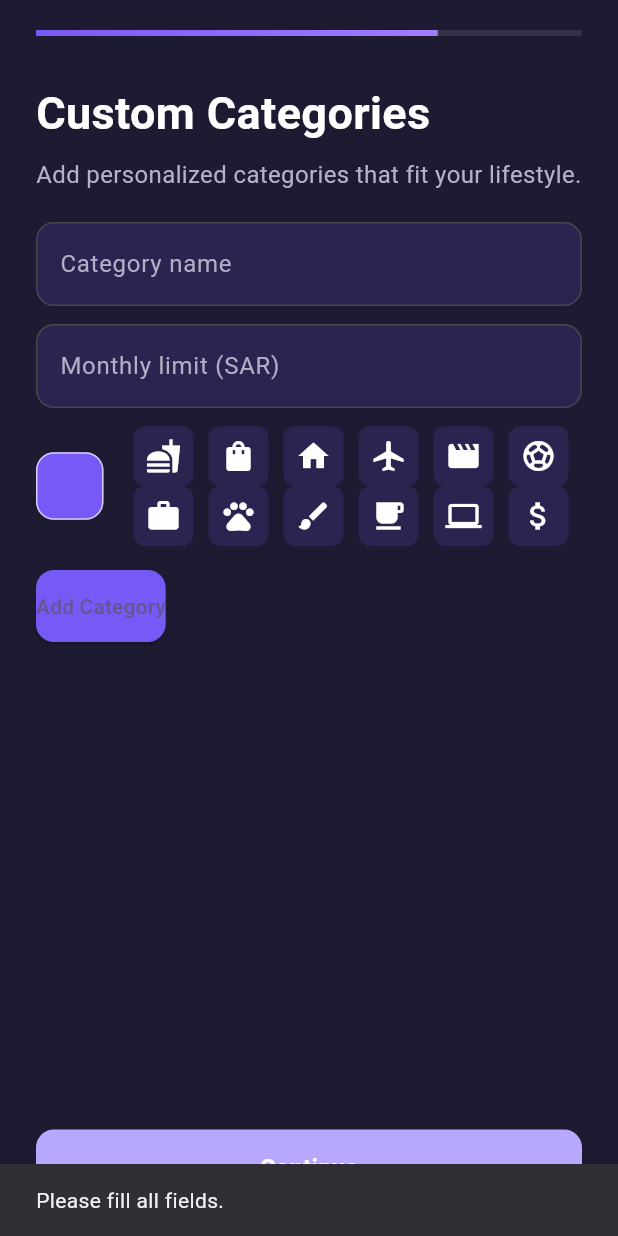
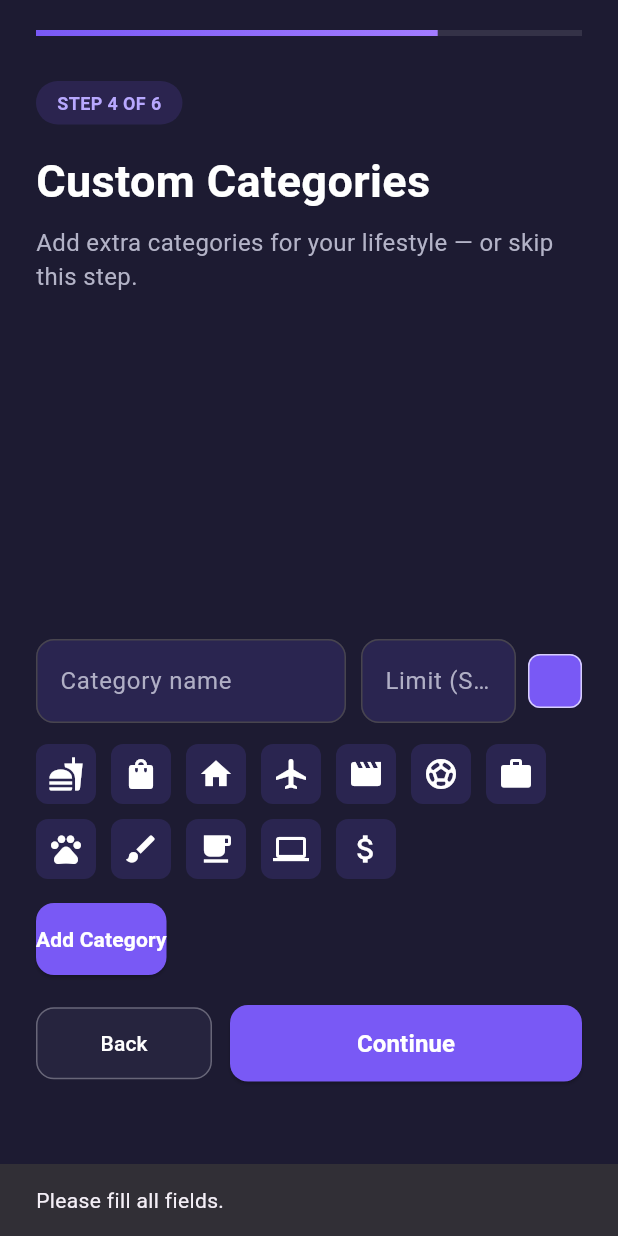
Before and after one commit to Nouraaabdullah/2025_GP1_9, a Flutter app: the SetupCustomCategoryScreen screen opened by its route, after a tap on "Add Category", on a phone screen of 412 x 824 dp. Run offline on Flutter 3.47's test engine with Material 3 defaults, Android fonts, the phone set to English and light mode, and no system bars; our stand-ins replace font_awesome_flutter, supabase_flutter; accounts and stored records are empty; Roboto replaces fonts that are missing (Poppins).

Commit message:
Updated custom categories

```diff
--- a/lib/screens/Registeration/profile_setup/custom_categories.dart
+++ b/lib/screens/Registeration/profile_setup/custom_categories.dart
@@ -1,6 +1,6 @@
 import 'package:flutter/material.dart';
-import 'package:flutter_colorpicker/flutter_colorpicker.dart';
 import 'package:supabase_flutter/supabase_flutter.dart';
+import 'dart:math' as math;
 import 'shared_profile_data.dart';
 
 class SetupCustomCategoryScreen extends StatefulWidget {
@@ -38,40 +38,100 @@ class _SetupCustomCategoryScreenState extends State<SetupCustomCategoryScreen> {
     Icons.attach_money,
   ];
 
-  // Color picker dialog
-  void pickColor(BuildContext context) {
+  // ✅ Interactive color wheel popup
+  void showColorWheelDialog() {
     showDialog(
       context: context,
-      builder: (context) => AlertDialog(
+      builder: (context) {
+        Color tempColor = selectedColor;
+
+        return AlertDialog(
           backgroundColor: const Color(0xFF2A2550),
-        title: const Text("Pick a color",
+          shape:
+              RoundedRectangleBorder(borderRadius: BorderRadius.circular(16)),
+          title: const Text("Pick a Color",
               style: TextStyle(color: Colors.white, fontWeight: FontWeight.bold)),
-        content: SingleChildScrollView(
-          child: ColorPicker(
-            pickerColor: selectedColor,
-            onColorChanged: (color) => setState(() => selectedColor = color),
-            enableAlpha: false,
-            labelTypes: const [],
-            pickerAreaHeightPercent: 0.8,
+          content: StatefulBuilder(
+            builder: (context, setStateDialog) {
+              return Column(
+                mainAxisSize: MainAxisSize.min,
+                children: [
+                  GestureDetector(
+                    onPanDown: (details) {
+                      _updateColor(details.localPosition, setStateDialog,
+                          (c) => tempColor = c);
+                    },
+                    onPanUpdate: (details) {
+                      _updateColor(details.localPosition, setStateDialog,
+                          (c) => tempColor = c);
+                    },
+                    child: CustomPaint(
+                      size: const Size(150, 150),
+                      painter: _ColorWheelPainter(tempColor),
                     ),
+                  ),
+                  const SizedBox(height: 12),
+                  Container(
+                    width: 40,
+                    height: 40,
+                    decoration: BoxDecoration(
+                      color: tempColor,
+                      shape: BoxShape.circle,
+                      border: Border.all(color: Colors.white70, width: 2),
+                    ),
+                  ),
+                ],
+              );
+            },
           ),
           actions: [
             TextButton(
               child: const Text("Done", style: TextStyle(color: Colors.white)),
-            onPressed: () => Navigator.pop(context),
-          )
+              onPressed: () {
+                setState(() => selectedColor = tempColor);
+                Navigator.pop(context);
+              },
+            ),
           ],
-      ),
+        );
+      },
     );
   }
 
-  void addCategoryLocally() {
+  void _updateColor(Offset position,
+      void Function(void Function()) setStateDialog, void Function(Color) setColor) {
+    const radius = 75.0;
+    final center = const Offset(radius, radius);
+    final dx = position.dx - center.dx;
+    final dy = position.dy - center.dy;
+    final distance = math.sqrt(dx * dx + dy * dy);
+
+    // Limit to color ring edge
+    if (distance > radius || distance < radius - 15) return;
+
+    final angle = (math.atan2(dy, dx) * 180 / math.pi + 360) % 360;
+    final color = HSVColor.fromAHSV(1, angle, 1, 1).toColor();
+
+    setStateDialog(() {});
+    setColor(color);
+  }
+
+  // ✅ Add custom category
+  void addCategory() {
     final name = nameController.text.trim();
     final limit = double.tryParse(limitController.text.trim()) ?? 0.0;
 
-    if (name.isEmpty || selectedIcon == null || limit <= 0) {
+    if (name.isEmpty || limit <= 0 || selectedIcon == null) {
       ScaffoldMessenger.of(context).showSnackBar(
         const SnackBar(content: Text("Please fill all fields.")),
+      );
+      return;
+    }
+
+    // Unique color validation
+    if (addedCategories.any((c) => c['color'] == selectedColor)) {
+      ScaffoldMessenger.of(context).showSnackBar(
+        const SnackBar(content: Text("Please choose a unique color.")),
       );
       return;
     }
@@ -79,11 +139,9 @@ class _SetupCustomCategoryScreenState extends State<SetupCustomCategoryScreen> {
     setState(() {
       addedCategories.add({
         'name': name,
-        'monthly_limit': limit,
-        'icon_color': selectedColor.value.toRadixString(16),
-        'icon': selectedIcon.toString().split('.').last,
-        'type': 'Custom',
-        'is_archived': false,
+        'limit': limit,
+        'color': selectedColor,
+        'icon': selectedIcon,
       });
       nameController.clear();
       limitController.clear();
@@ -92,11 +150,10 @@ class _SetupCustomCategoryScreenState extends State<SetupCustomCategoryScreen> {
     });
   }
 
+  // ✅ Save to Supabase
   Future<void> saveAllToSupabase() async {
     if (addedCategories.isEmpty) {
-      ScaffoldMessenger.of(context).showSnackBar(
-        const SnackBar(content: Text("Please add at least one category.")),
-      );
+      Navigator.pushNamed(context, '/setupExpenses'); // allow skipping
       return;
     }
 
@@ -113,34 +170,28 @@ class _SetupCustomCategoryScreenState extends State<SetupCustomCategoryScreen> {
           .maybeSingle();
 
       if (profileResponse == null) throw Exception("No user profile found.");
-
       final profileId = profileResponse['profile_id'];
 
-      final records = addedCategories.map((cat) {
+      final records = addedCategories.map((c) {
         return {
           'profile_id': profileId,
-          'name': cat['name'],
-          'type': 'Custom',
-          'monthly_limit': cat['monthly_limit'],
-          'icon': cat['icon'],
-          'icon_color': cat['icon_color'],
+          'name': c['name'],
+          'type': 'Custom', // ✅ match enum name
+          'monthly_limit': c['limit'],
+          'icon': c['icon'].toString().split('.').last,
+          'icon_color': c['color'].value.toRadixString(16),
           'is_archived': false,
         };
       }).toList();
 
       await supabase.from('Category').insert(records);
-
       ProfileData.categories.addAll(records);
-
-      ScaffoldMessenger.of(context).showSnackBar(
-        const SnackBar(content: Text("✅ Categories saved successfully!")),
-      );
 
       Navigator.pushNamed(context, '/setupExpenses');
     } catch (e) {
       debugPrint("❌ Error saving categories: $e");
       ScaffoldMessenger.of(context).showSnackBar(
-        SnackBar(content: Text("Error saving custom categories: $e")),
+        SnackBar(content: Text("Error saving categories: $e")),
       );
     } finally {
       setState(() => loading = false);
@@ -157,42 +208,80 @@ class _SetupCustomCategoryScreenState extends State<SetupCustomCategoryScreen> {
           child: Column(
             crossAxisAlignment: CrossAxisAlignment.start,
             children: [
+              // Progress bar
               Stack(
                 children: [
-                  Container(
-                    height: 4,
-                    width: double.infinity,
-                    color: Colors.white.withOpacity(0.1),
-                  ),
+                  Container(height: 4, width: double.infinity, color: Colors.white.withOpacity(0.1)),
                   Container(
                     height: 4,
                     width: MediaQuery.of(context).size.width * 0.65,
                     decoration: const BoxDecoration(
-                      gradient: LinearGradient(
-                        colors: [Color(0xFF7959F5), Color(0xFFA27CFF)],
-                      ),
+                      gradient: LinearGradient(colors: [Color(0xFF7959F5), Color(0xFFA27CFF)]),
                     ),
                   ),
                 ],
               ),
               const SizedBox(height: 30),
 
-              const Text(
-                "Custom Categories",
-                style: TextStyle(color: Colors.white, fontSize: 30, fontWeight: FontWeight.bold),
+              Container(
+                padding: const EdgeInsets.symmetric(horizontal: 14, vertical: 6),
+                decoration: BoxDecoration(
+                  color: const Color(0xFF7959F5).withOpacity(0.15),
+                  borderRadius: BorderRadius.circular(20),
                 ),
+                child: const Text("STEP 4 OF 6",
+                    style: TextStyle(color: Color(0xFFB8A8FF), fontSize: 12, fontWeight: FontWeight.w600)),
+              ),
+              const SizedBox(height: 16),
+
+              const Text("Custom Categories",
+                  style: TextStyle(color: Colors.white, fontSize: 30, fontWeight: FontWeight.bold)),
               const SizedBox(height: 8),
-              const Text(
-                "Add personalized categories that fit your lifestyle.",
-                style: TextStyle(color: Color(0xFFB3B3C7), fontSize: 16),
-              ),
+              const Text("Add extra categories for your lifestyle — or skip this step.",
+                  style: TextStyle(color: Color(0xFFB3B3C7), fontSize: 16)),
               const SizedBox(height: 20),
 
-              TextField(
+              // ✅ Added categories
+              Container(
+                height: 200,
+                child: ListView.builder(
+                  itemCount: addedCategories.length,
+                  itemBuilder: (context, index) {
+                    final cat = addedCategories[index];
+                    return Padding(
+                      padding: const EdgeInsets.only(bottom: 14),
+                      child: Row(
+                        children: [
+                          Icon(cat['icon'], color: cat['color']),
+                          const SizedBox(width: 10),
+                          Expanded(
+                            child: Text(cat['name'],
+                                style: const TextStyle(color: Colors.white, fontSize: 16)),
+                          ),
+                          Text("${cat['limit']} SAR",
+                              style: const TextStyle(color: Colors.white70)),
+                          IconButton(
+                            icon: const Icon(Icons.delete, color: Colors.red),
+                            onPressed: () => setState(() => addedCategories.removeAt(index)),
+                          ),
+                        ],
+                      ),
+                    );
+                  },
+                ),
+              ),
+              const SizedBox(height: 10),
+
+              // Inputs (same layout as fixed)
+              Row(
+                children: [
+                  Expanded(
+                    flex: 2,
+                    child: TextField(
                       controller: nameController,
                       style: const TextStyle(color: Colors.white),
                       decoration: InputDecoration(
-                  hintText: "Category name",
+                        hintText: 'Category name',
                         hintStyle: const TextStyle(color: Color(0xFFB0AFC5)),
                         filled: true,
                         fillColor: const Color(0xFF2A2550),
@@ -202,14 +291,15 @@ class _SetupCustomCategoryScreenState extends State<SetupCustomCategoryScreen> {
                         ),
                       ),
                     ),
-              const SizedBox(height: 12),
-
-              TextField(
+                  ),
+                  const SizedBox(width: 10),
+                  Expanded(
+                    child: TextField(
                       controller: limitController,
                       keyboardType: TextInputType.number,
                       style: const TextStyle(color: Colors.white),
                       decoration: InputDecoration(
-                  hintText: "Monthly limit (SAR)",
+                        hintText: 'Limit (SAR)',
                         hintStyle: const TextStyle(color: Color(0xFFB0AFC5)),
                         filled: true,
                         fillColor: const Color(0xFF2A2550),
@@ -219,26 +309,27 @@ class _SetupCustomCategoryScreenState extends State<SetupCustomCategoryScreen> {
                         ),
                       ),
                     ),
-              const SizedBox(height: 12),
-
-              Row(
-                children: [
+                  ),
+                  const SizedBox(width: 8),
                   GestureDetector(
-                    onTap: () => pickColor(context),
+                    onTap: showColorWheelDialog,
                     child: Container(
-                      width: 45,
-                      height: 45,
+                      width: 36,
+                      height: 36,
                       decoration: BoxDecoration(
                         color: selectedColor,
-                        borderRadius: BorderRadius.circular(12),
+                        borderRadius: BorderRadius.circular(8),
                         border: Border.all(color: Colors.white70),
                       ),
                     ),
                   ),
-                  const SizedBox(width: 20),
-                  Expanded(
-                    child: Wrap(
+                ],
+              ),
+              const SizedBox(height: 14),
+
+              Wrap(
                 spacing: 10,
+                runSpacing: 10,
                 children: availableIcons.map((icon) {
                   final isSelected = selectedIcon == icon;
                   return GestureDetector(
@@ -256,52 +347,49 @@ class _SetupCustomCategoryScreenState extends State<SetupCustomCategoryScreen> {
                   );
                 }).toList(),
               ),
-                  ),
-                ],
-              ),
               const SizedBox(height: 16),
 
               ElevatedButton(
+                onPressed: addCategory,
                 style: ElevatedButton.styleFrom(
                   backgroundColor: const Color(0xFF7959F5),
                   padding: const EdgeInsets.symmetric(vertical: 14),
+                  shape: RoundedRectangleBorder(borderRadius: BorderRadius.circular(12)),
+                ),
+                child: const Text("Add Category",
+                    style: TextStyle(color: Colors.white, fontWeight: FontWeight.w600)),
+              ),
+              const SizedBox(height: 20),
+
+              Row(
+                children: [
+                  Expanded(
+                    child: OutlinedButton(
+                      style: OutlinedButton.styleFrom(
+                        side: BorderSide(color: Colors.white.withOpacity(0.3)),
+                        foregroundColor: Colors.white,
+                        backgroundColor:
+                            const Color(0xFF2E2C4A).withOpacity(0.5),
+                        padding: const EdgeInsets.symmetric(vertical: 14),
                         shape: RoundedRectangleBorder(
-                      borderRadius: BorderRadius.circular(12)),
-                ),
-                onPressed: addCategoryLocally,
-                child: const Text("Add Category"),
-              ),
-              const SizedBox(height: 16),
-
-              // 🧾 List of added categories
-              Expanded(
-                child: ListView.builder(
-                  itemCount: addedCategories.length,
-                  itemBuilder: (context, index) {
-                    final cat = addedCategories[index];
-                    return ListTile(
-                      leading: Icon(Icons.circle, color: Color(int.parse(cat['icon_color'], radix: 16))),
-                      title: Text(cat['name'], style: const TextStyle(color: Colors.white)),
-                      subtitle: Text("Limit: ${cat['monthly_limit']} SAR", style: const TextStyle(color: Colors.white70)),
-                      trailing: IconButton(
-                        icon: const Icon(Icons.delete, color: Colors.redAccent),
-                        onPressed: () {
-                          setState(() => addedCategories.removeAt(index));
-                        },
-                      ),
-                    );
-                  },
+                          borderRadius: BorderRadius.circular(12),
                         ),
                       ),
-
-              const SizedBox(height: 10),
-              SizedBox(
-                width: double.infinity,
+                      onPressed: () => Navigator.pop(context),
+                      child: const Text("Back"),
+                    ),
+                  ),
+                  const SizedBox(width: 12),
+                  Expanded(
+                    flex: 2,
                     child: ElevatedButton(
                       style: ElevatedButton.styleFrom(
-                    backgroundColor: const Color(0xFFB8A8FF),
-                    padding: const EdgeInsets.symmetric(vertical: 14),
-                    shape: RoundedRectangleBorder(borderRadius: BorderRadius.circular(12)),
+                        backgroundColor: const Color(0xFF7959F5),
+                        padding:
+                            const EdgeInsets.symmetric(vertical: 14),
+                        shape: RoundedRectangleBorder(
+                          borderRadius: BorderRadius.circular(12),
+                        ),
                       ),
                       onPressed: loading ? null : saveAllToSupabase,
                       child: loading
@@ -311,10 +399,11 @@ class _SetupCustomCategoryScreenState extends State<SetupCustomCategoryScreen> {
                               style: TextStyle(
                                   fontSize: 16,
                                   fontWeight: FontWeight.w600,
-                            color: Colors.white,
+                                  color: Colors.white),
                             ),
                     ),
                   ),
+                ],
               ),
             ],
           ),
@@ -323,3 +412,32 @@ class _SetupCustomCategoryScreenState extends State<SetupCustomCategoryScreen> {
     );
   }
 }
+
+class _ColorWheelPainter extends CustomPainter {
+  final Color selectedColor;
+  _ColorWheelPainter(this.selectedColor);
+
+  @override
+  void paint(Canvas canvas, Size size) {
+    final center = Offset(size.width / 2, size.height / 2);
+    final radius = size.width / 2;
+
+    for (double i = 0; i < 360; i++) {
+      final paint = Paint()
+        ..color = HSVColor.fromAHSV(1, i, 1, 1).toColor()
+        ..strokeWidth = 15
+        ..style = PaintingStyle.stroke;
+      canvas.drawArc(Rect.fromCircle(center: center, radius: radius),
+          i * math.pi / 180, math.pi / 180, false, paint);
+    }
+
+    // highlight
+    final highlight = Paint()
+      ..color = selectedColor
+      ..style = PaintingStyle.fill;
+    canvas.drawCircle(center, 8, highlight);
+  }
+
+  @override
+  bool shouldRepaint(_) => true;
+}
```
Lines whose indentation alone changed are shown as unchanged.
